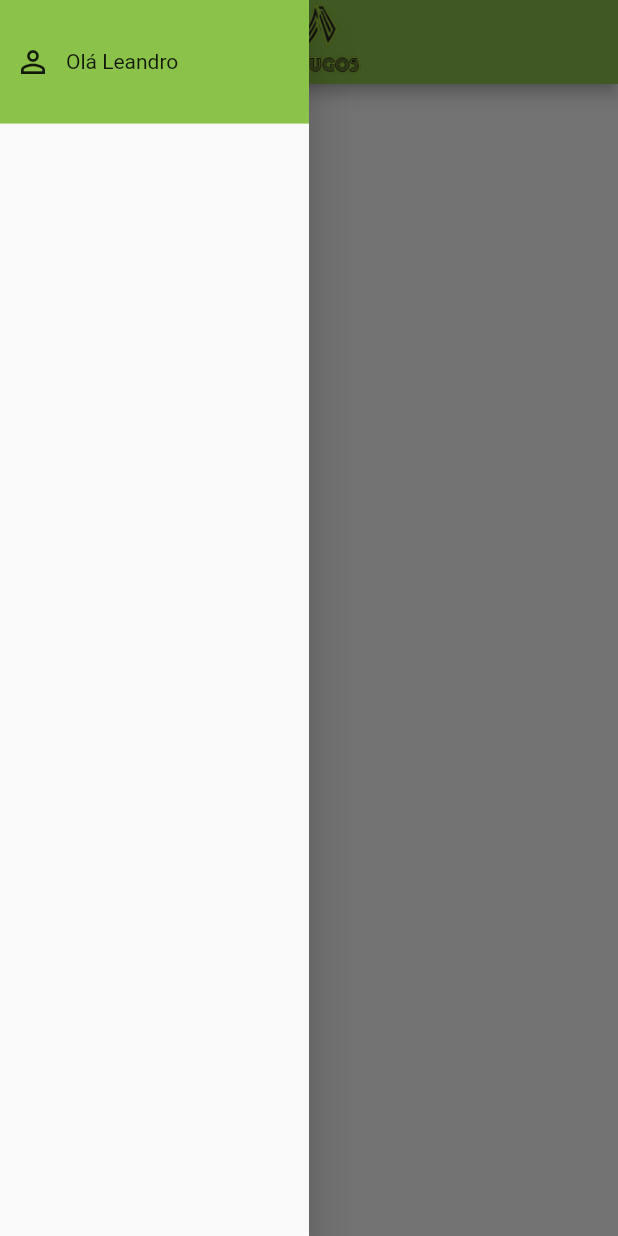
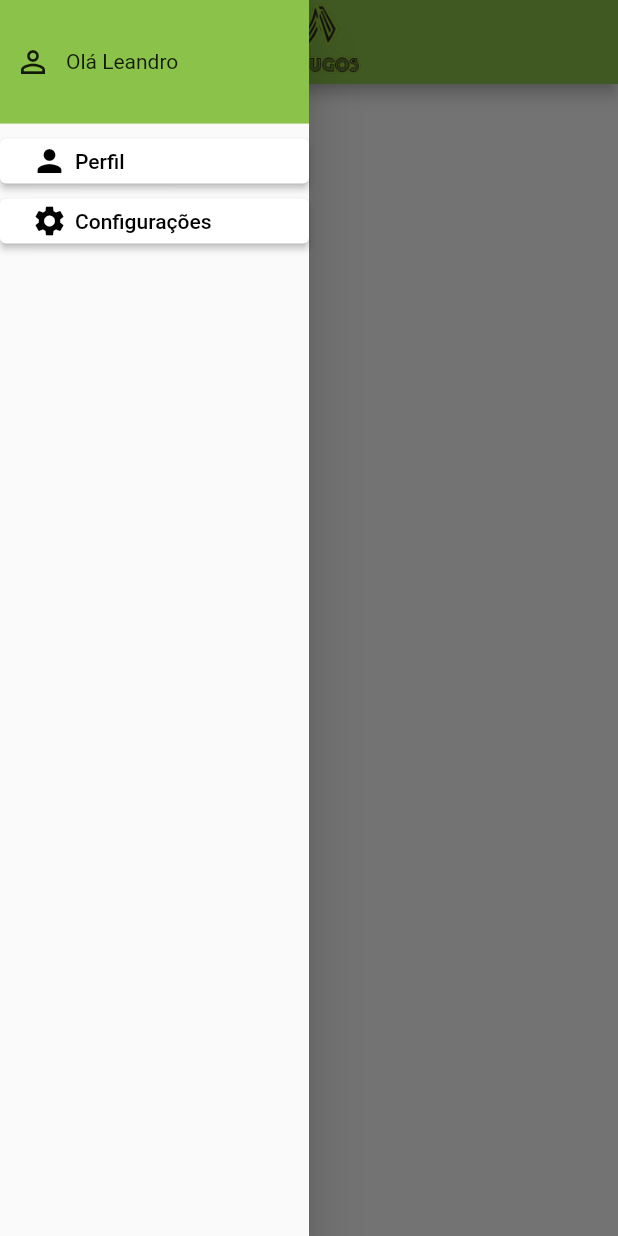
Before and after one commit to LeandroTheDev/malugos_project, a Flutter app: the screen it shows after launch, with the side drawer open, on a phone screen of 412 x 824 dp. Run offline on Flutter 3.47's test engine with Material 2 defaults, Android fonts, the phone set to English and light mode, and no system bars.

Commit message:
Drawer Page

```diff
--- a/lib/components/drawer.dart
+++ b/lib/components/drawer.dart
@@ -11,6 +11,7 @@ class AppDrawer extends StatelessWidget {
       width: screenSize.width * 0.50,
       child: Column(
         children: [
+          //Main text
           Container(
             color: Colors.lightGreen,
             width: double.infinity,
@@ -24,6 +25,46 @@ class AppDrawer extends StatelessWidget {
               ],
             ),
           ),
+          const SizedBox(height: 10),
+          //Profile button
+          SizedBox(
+            height: 30,
+            width: screenSize.width * 0.50,
+            child: ElevatedButton(
+              style: ElevatedButton.styleFrom(backgroundColor: Colors.white),
+              onPressed: () {
+                Navigator.of(context).pushNamed('/profilepage');
+              },
+              child: Row(
+                children: const [
+                  SizedBox(width: 5),
+                  Icon(Icons.person),
+                  SizedBox(width: 5),
+                  Text("Perfil"),
+                ],
+              ),
+            ),
+          ),
+          const SizedBox(height: 10),
+          //Configuration button
+          SizedBox(
+            height: 30,
+            width: screenSize.width * 0.50,
+            child: ElevatedButton(
+              style: ElevatedButton.styleFrom(backgroundColor: Colors.white),
+              onPressed: () {
+                Navigator.of(context).pushNamed('/configurationpage');
+              },
+              child: Row(
+                children: const [
+                  SizedBox(width: 5),
+                  Icon(Icons.settings),
+                  SizedBox(width: 5),
+                  Text("Configurações"),
+                ],
+              ),
+            ),
+          ),
         ],
       ),
     );
--- /dev/null
+++ b/lib/components/productitem.dart
@@ -0,0 +1,12 @@
+import 'package:flutter/material.dart';
+
+class ProductItem extends StatelessWidget {
+  const ProductItem({super.key});
+
+  @override
+  Widget build(BuildContext context) {
+    return const ListTile(
+      title: Text('Teste'),
+    );
+  }
+}
--- a/lib/main.dart
+++ b/lib/main.dart
@@ -1,4 +1,6 @@
 import 'package:flutter/material.dart';
+import 'package:malugos_project/pages/drawer_page/configurationpage.dart';
+import 'package:malugos_project/pages/drawer_page/profilepage.dart';
 import 'package:malugos_project/pages/homepage.dart';
 
 void main() {
@@ -15,6 +17,11 @@ class MyApp extends StatelessWidget {
       theme: ThemeData(
         primarySwatch: Colors.lightGreen,
       ),
+      routes: {
+        '/homepage': (context) => const HomePage(),
+        '/configurationpage': (context) => const ConfigurationPage(),
+        '/profilepage': (context) => const ProfilePage(),
+      },
       home: const MyHomePage(),
     );
   }
--- a/lib/pages/homepage.dart
+++ b/lib/pages/homepage.dart
@@ -1,5 +1,6 @@
 import 'package:flutter/material.dart';
 import 'package:malugos_project/components/drawer.dart';
+import 'package:malugos_project/components/productitem.dart';
 
 class HomePage extends StatelessWidget {
   const HomePage({super.key});
@@ -17,7 +18,14 @@ class HomePage extends StatelessWidget {
           ),
         ),
       ),
-      body: Column(),
+      body: SingleChildScrollView(
+        child: Column(
+          children: const [
+            SizedBox(height: 10),
+            ProductItem(),
+          ],
+        ),
+      ),
     );
   }
 }
```
Also changed, not shown: lib/data/productsdata.dart (added, +23 -0 lines), lib/pages/drawer_page/configurationpage.dart (added, +15 -0 lines), lib/pages/drawer_page/profilepage.dart (added, +15 -0 lines).
